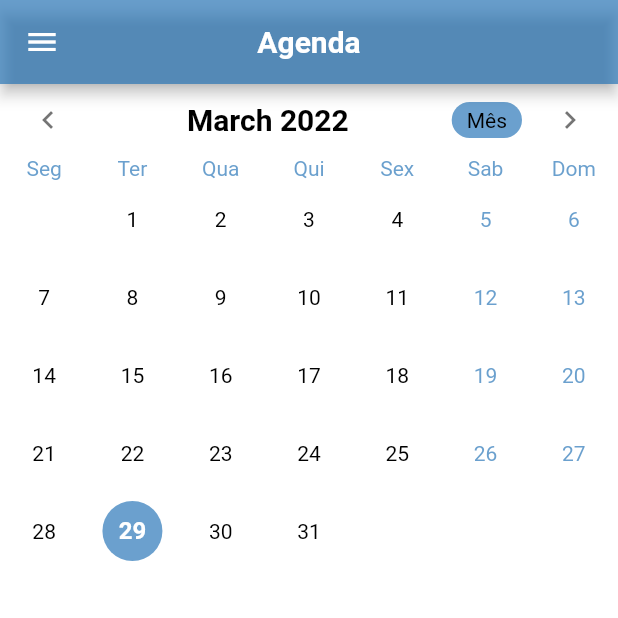
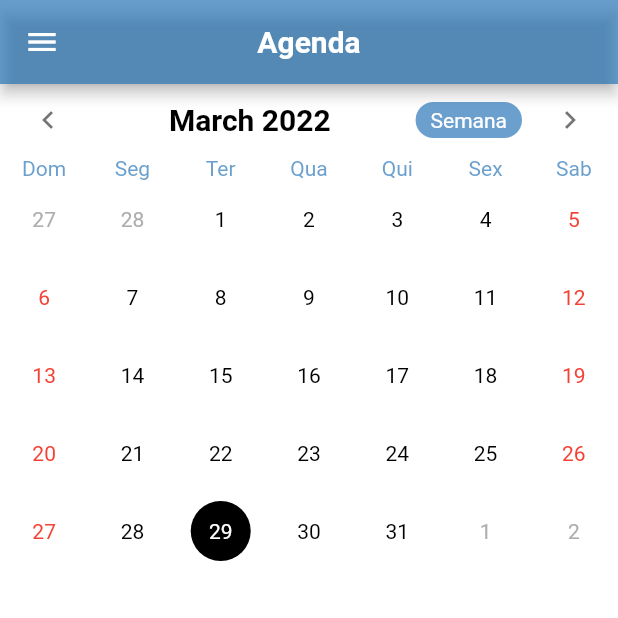
Before and after one commit to prdslucas/Projeto-SENAI-TCC---Imaker, a Flutter app: the screen it shows after launch, after a tap on the "arrow forward ios" icon, on a phone screen of 412 x 824 dp, the top half of it. Run offline on Flutter 3.47's test engine with Material 2 defaults, Android fonts, the phone set to English and light mode, and no system bars; drawn by our look-alikes of table_calendar.

Commit message:
Alterações de estilo no calendario

```diff
--- a/lib/calendar_screen.dart
+++ b/lib/calendar_screen.dart
@@ -3,12 +3,12 @@ import 'package:table_calendar/table_calendar.dart';
 
 
 var now = DateTime.now();
-var firstDay = DateTime(now.year, now.month - 6, now.day);
-var lastDay = DateTime(now.year, now.month + 6, now.day);
+var firstDay = DateTime(1999);
+var lastDay = DateTime(2050);
 
 
-var focusedDay = DateTime.now();
-var selectedDay = DateTime.now();
+// var focusedDay = DateTime.now();
+// var selectedDay = DateTime.now();
 
 
 class CalendarScreen extends StatefulWidget {
@@ -21,7 +21,9 @@ class CalendarScreen extends StatefulWidget {
 
 class _CalendarScreenState extends State<CalendarScreen> {
 
-  CalendarFormat format = CalendarFormat.twoWeeks;
+  DateTime selectedDay = DateTime.now();
+  DateTime focusedDay = DateTime.now();
+  CalendarFormat format = CalendarFormat.month;
 
   @override
   Widget build(BuildContext context) {
@@ -31,36 +33,65 @@ class _CalendarScreenState extends State<CalendarScreen> {
           focusedDay: now,
           firstDay: firstDay,
           lastDay: lastDay,
+          calendarFormat: format,
+          //PRIMEIRO DIA EXIBIDO NO CALENDARIO
+          startingDayOfWeek: StartingDayOfWeek.sunday,
 
-          //calendarFormat: format,
-          startingDayOfWeek: StartingDayOfWeek.monday,
+
+          daysOfWeekVisible: true,
+          onDaySelected: (DateTime selectDay, DateTime focusDay) {
+
+            setState(() {
+              selectedDay = selectDay;
+              focusedDay = focusDay;
+            });
+            print(focusedDay);
+          },
+
+
           availableCalendarFormats: const{
             CalendarFormat.month: 'Mês',
             CalendarFormat.week: 'Semana',
             CalendarFormat.twoWeeks: '2 Semanas',
           },
+
+
+          //CABEÇAlHO DO CALENDARIO
           headerStyle: HeaderStyle(
+            //SETINHA DA ESQUERDA
             leftChevronIcon: const Icon(
               Icons.chevron_left_outlined,
               size: 24,
               color: Colors.black54,
             ),
 
+            //SETINHA DA DIREITA
             rightChevronIcon: const Icon(
               Icons.chevron_right_outlined,
               size: 24,
               color: Colors.black54,
             ),
+
+
             headerPadding: EdgeInsets.zero,
             formatButtonVisible: true,
-            formatButtonShowsNext: false,
+            formatButtonShowsNext: true,
+
+            //BOTÃO PARA MUDAR O FORMATO DE EXIBIÇÃO DO CALENDARIO
             formatButtonDecoration: BoxDecoration(
               color: Color(0xAA2171B5),
               shape: BoxShape.rectangle,
               borderRadius: BorderRadius.circular(15),
            ),
-           formatButtonTextStyle: const TextStyle(color: Colors.black),
-           titleTextStyle: const TextStyle(
+
+          //ESTILO TEXTO DO BOTÃO PARA MUDAR O FORMATO DE EXIBIÇÃO DO CALENDARIO
+           formatButtonTextStyle: TextStyle(
+             color: Colors.white
+             ),
+
+
+            //ESTILO DO NOME DO MÊS
+           titleTextStyle: TextStyle(
              color: Colors.black,
              fontWeight: FontWeight.bold,
              fontSize: 20,
@@ -69,48 +100,83 @@ class _CalendarScreenState extends State<CalendarScreen> {
          ),
 
 
+          //CONFIGURAÇÕES DO ESTILO DO CALENDARIO
           calendarStyle: CalendarStyle(
-            outsideDaysVisible: false,
-            selectedDecoration: const BoxDecoration(
-              color: Color(0xAA2171B5),
-              shape: BoxShape.rectangle,
-            ),
+            isTodayHighlighted: true,
+
+            //EXIBIÇÃO DOS DIAS DA SEMANA DO MÊS ANTERIOR OU POSTERIOR NO MÊS ATUAL
+            outsideDaysVisible: true,
 
 
-            selectedTextStyle: const TextStyle(
-              color: Color(0xAA2171B5),
-            ),
-
-
+            //BOX DO DIA ATUAL
             todayDecoration: BoxDecoration(
               color: Color(0xAA2171B5),
               shape: BoxShape.circle,
               //borderRadius: BorderRadius.circular(30),
           ),
-          todayTextStyle: const TextStyle(
+
+          //ESTILO DO DIA ATUAL
+          todayTextStyle:  TextStyle(
             color: Colors.white,
             fontSize: 16,
             fontWeight: FontWeight.bold,
           ),
 
-          defaultDecoration: const BoxDecoration(
-            color: Colors.transparent,
-            shape: BoxShape.circle,
-          ),
-          defaultTextStyle: const TextStyle(
-            color: Colors.black,
-          ),
 
-          weekendDecoration: const BoxDecoration(
+
+
+
+          //BOX DOS DIAS DA SEMANA
+          defaultDecoration: BoxDecoration(
             color: Colors.transparent,
             shape: BoxShape.circle,
           ),
 
-          weekendTextStyle: const TextStyle(
-            color: Color(0xAA2171B5),
+          //ESTILO DOS DIAS DA SEMANA
+          defaultTextStyle: TextStyle(
+            color: Colors.black,
+          ),
+
+
+
+
+
+          //BOX DOS DIAS DO FINAL DE SEMANA
+          weekendDecoration:  BoxDecoration(
+            color: Colors.transparent,
+            shape: BoxShape.circle,
+          ),
+
+          //ESTILO DOS DIAS DO FINAL DE SEMANA
+          weekendTextStyle: TextStyle(
+            color: Colors.red,
+          ),
+
+
+
+
+          //BOX DO DIA SELECIONADO
+          selectedDecoration: BoxDecoration(
+            color: Colors.black,
+            shape: BoxShape.circle,
+          ),
+
+          //ESTILO DO TEXTO DO DIA SELECIONADO
+          selectedTextStyle: TextStyle(
+            color: Colors.white,
           ),
         ),
 
+
+        selectedDayPredicate: (DateTime date){
+          return isSameDay(selectedDay, date);
+        },
+
+
+
+
+
+        //IF CRIADO PARA TRADUZIR OS NOMES DOS DIAS DA SEMANA
         calendarBuilders: CalendarBuilders(
           dowBuilder: (context, day){
             String text;
@@ -129,8 +195,12 @@ class _CalendarScreenState extends State<CalendarScreen> {
             }else {
               text = 'Qui';
             }
+
+            //ESTILO DO TEXTO DOS DIAS DA SEMANA
             return Center(
-              child: Text(text,style: const TextStyle(color: Color(0xAA2171B5),
+              child: Text(
+                text,style: const TextStyle(
+                  color: Color(0xAA2171B5),
                ),
               ),
             );
--- a/lib/src/home.dart
+++ b/lib/src/home.dart
@@ -17,8 +17,8 @@ class HomeApp extends StatelessWidget{
             color: Color(0xAA2171B5),
             height: 100,
             margin: EdgeInsets.symmetric(
-              horizontal: 5,
-              vertical: 5,
+              horizontal: 1,
+              vertical: 0,
               ),
 
             child: Row(
@@ -58,69 +58,70 @@ class HomeApp extends StatelessWidget{
 
 
       //CRIAÇÃO DO MENU LATERAL
-      // drawer: Drawer(
-      //   child: ListView (
-      //      padding: EdgeInsets.zero,
-      //      children: [
-      //         DrawerHeader(
-      //           padding: EdgeInsets.symmetric(horizontal: 25),
-      //           decoration: BoxDecoration(
-      //            color: Color(0xAA2171B5),
-      //          ),
-      //          child: Text('Protaganismo estudantil',
-      //          style: TextStyle(fontSize: 20,color: Colors.white,)
-      //           ),
-      //          ),
+      drawer: Drawer(
+        child: ListView (
+           padding: EdgeInsets.zero,
+           children: [
+              DrawerHeader(
+                padding: EdgeInsets.symmetric(horizontal: 25),
+                decoration: BoxDecoration(
+                  color: Color(0xAA2171B5),
+               ),
+
+               child: Text('Protaganismo estudantil',
+               style: TextStyle(fontSize: 20,color: Colors.white,)
+                ),
+               ),
 
 
-      //         //BOTÃO DA FUNÇÃO AGENDA
-      //          ListTile(
-      //            leading: Icon(Icons.calendar_today_outlined),
-      //            title: const Text('Agenda',
-      //            style: TextStyle(fontSize: 17),
-      //            ),
-      //            onTap: () {
-      //              Navigator.pushNamed(context, '/agenda');
-      //            },
-      //          ),
+              //BOTÃO DA FUNÇÃO AGENDA
+               ListTile(
+                 leading: Icon(Icons.calendar_today_outlined),
+                 title: const Text('Agenda',
+                 style: TextStyle(fontSize: 17),
+                 ),
+                 onTap: () {
+                   Navigator.pushNamed(context, '/agenda');
+                 },
+               ),
 
 
-      //         //BOTÃO DA FUNÇÃO CHECKLIST
-      //          ListTile(
-      //            leading: Icon(Icons.check_box_outlined),
-      //            title: Text('Checklist',
-      //            style: TextStyle(fontSize: 17),
-      //            ),
-      //            onTap: () {
-      //              //Navigator.pushNamed(context, '/imoveis');
-      //            },
-      //          ),
+              //BOTÃO DA FUNÇÃO CHECKLIST
+               ListTile(
+                 leading: Icon(Icons.check_box_outlined),
+                 title: Text('Checklist',
+                 style: TextStyle(fontSize: 17),
+                 ),
+                 onTap: () {
+                   //Navigator.pushNamed(context, '/imoveis');
+                 },
+               ),
 
 
-      //         //BOTÃO DA FUNÇÃO MURAL DE FOTOS
-      //          ListTile(
-      //            leading: Icon(Icons.camera_alt_outlined),
-      //            title: Text('Mural de Fotos',
-      //            style: TextStyle(fontSize: 17),
-      //            ),
-      //            onTap: () {
-      //              //Navigator.pushNamed(context, '/home');
-      //            },
-      //          ),
+              //BOTÃO DA FUNÇÃO MURAL DE FOTOS
+               ListTile(
+                 leading: Icon(Icons.camera_alt_outlined),
+                 title: Text('Mural de Fotos',
+                 style: TextStyle(fontSize: 17),
+                 ),
+                 onTap: () {
+                   //Navigator.pushNamed(context, '/home');
+                 },
+               ),
 
-      //         //BOTÃO DA FUNÇÃO DE VIDEO AULA
-      //          ListTile(
-      //            leading: Icon(Icons.ondemand_video_outlined),
-      //            title: Text('Vídeo Aula',
-      //            style: TextStyle(fontSize: 17),
-      //            ),
-      //            onTap: () {
-      //              //Navigator.pushNamed(context, '/home');
-      //            },
-      //          ),
-      //     ],
-      //   ),
-      // ),
+              //BOTÃO DA FUNÇÃO DE VIDEO AULA
+               ListTile(
+                 leading: Icon(Icons.ondemand_video_outlined),
+                 title: Text('Vídeo Aula',
+                 style: TextStyle(fontSize: 17),
+                 ),
+                 onTap: () {
+                   //Navigator.pushNamed(context, '/home');
+                 },
+               ),
+          ],
+        ),
+      ),
     );
   }
 }
```
